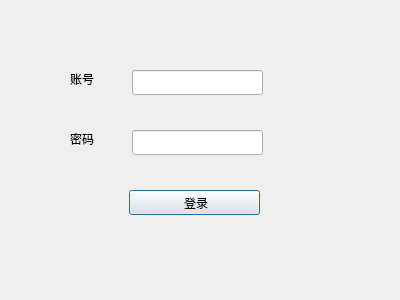
Qt form loginwindow.ui (weizy2018/Client) before a commit.
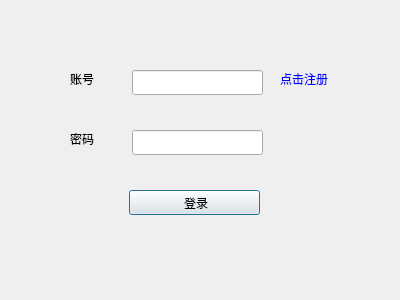
The same form after that commit.

The edit to the form file:
```diff
--- a/loginwindow.ui
+++ b/loginwindow.ui
@@ -10,6 +10,70 @@
     <height>300</height>
    </rect>
   </property>
+  <property name="palette">
+   <palette>
+    <active>
+     <colorrole role="WindowText">
+      <brush brushstyle="SolidPattern">
+       <color alpha="255">
+        <red>0</red>
+        <green>0</green>
+        <blue>0</blue>
+       </color>
+      </brush>
+     </colorrole>
+     <colorrole role="Link">
+      <brush brushstyle="SolidPattern">
+       <color alpha="255">
+        <red>0</red>
+        <green>0</green>
+        <blue>255</blue>
+       </color>
+      </brush>
+     </colorrole>
+    </active>
+    <inactive>
+     <colorrole role="WindowText">
+      <brush brushstyle="SolidPattern">
+       <color alpha="255">
+        <red>0</red>
+        <green>0</green>
+        <blue>0</blue>
+       </color>
+      </brush>
+     </colorrole>
+     <colorrole role="Link">
+      <brush brushstyle="SolidPattern">
+       <color alpha="255">
+        <red>0</red>
+        <green>0</green>
+        <blue>255</blue>
+       </color>
+      </brush>
+     </colorrole>
+    </inactive>
+    <disabled>
+     <colorrole role="WindowText">
+      <brush brushstyle="SolidPattern">
+       <color alpha="255">
+        <red>190</red>
+        <green>190</green>
+        <blue>190</blue>
+       </color>
+      </brush>
+     </colorrole>
+     <colorrole role="Link">
+      <brush brushstyle="SolidPattern">
+       <color alpha="255">
+        <red>0</red>
+        <green>0</green>
+        <blue>255</blue>
+       </color>
+      </brush>
+     </colorrole>
+    </disabled>
+   </palette>
+  </property>
   <property name="windowTitle">
    <string>Dialog</string>
   </property>
@@ -108,6 +172,64 @@
     <set>Qt::AlignCenter</set>
    </property>
   </widget>
+  <widget class="QLabel" name="registerLabel">
+   <property name="geometry">
+    <rect>
+     <x>280</x>
+     <y>70</y>
+     <width>51</width>
+     <height>17</height>
+    </rect>
+   </property>
+   <property name="palette">
+    <palette>
+     <active>
+      <colorrole role="WindowText">
+       <brush brushstyle="SolidPattern">
+        <color alpha="255">
+         <red>0</red>
+         <green>0</green>
+         <blue>255</blue>
+        </color>
+       </brush>
+      </colorrole>
+     </active>
+     <inactive>
+      <colorrole role="WindowText">
+       <brush brushstyle="SolidPattern">
+        <color alpha="255">
+         <red>0</red>
+         <green>0</green>
+         <blue>255</blue>
+        </color>
+       </brush>
+      </colorrole>
+     </inactive>
+     <disabled>
+      <colorrole role="WindowText">
+       <brush brushstyle="SolidPattern">
+        <color alpha="255">
+         <red>190</red>
+         <green>190</green>
+         <blue>190</blue>
+        </color>
+       </brush>
+      </colorrole>
+     </disabled>
+    </palette>
+   </property>
+   <property name="font">
+    <font>
+     <pointsize>9</pointsize>
+    </font>
+   </property>
+   <property name="cursor">
+    <cursorShape>OpenHandCursor</cursorShape>
+   </property>
+   <property name="text">
+    <string>点击注册</string>
+   </property>
+  </widget>
  </widget>
  <resources/>
  <connections/>
```
Left out of the diff: 41 changed lines with no effect on the pictures.
